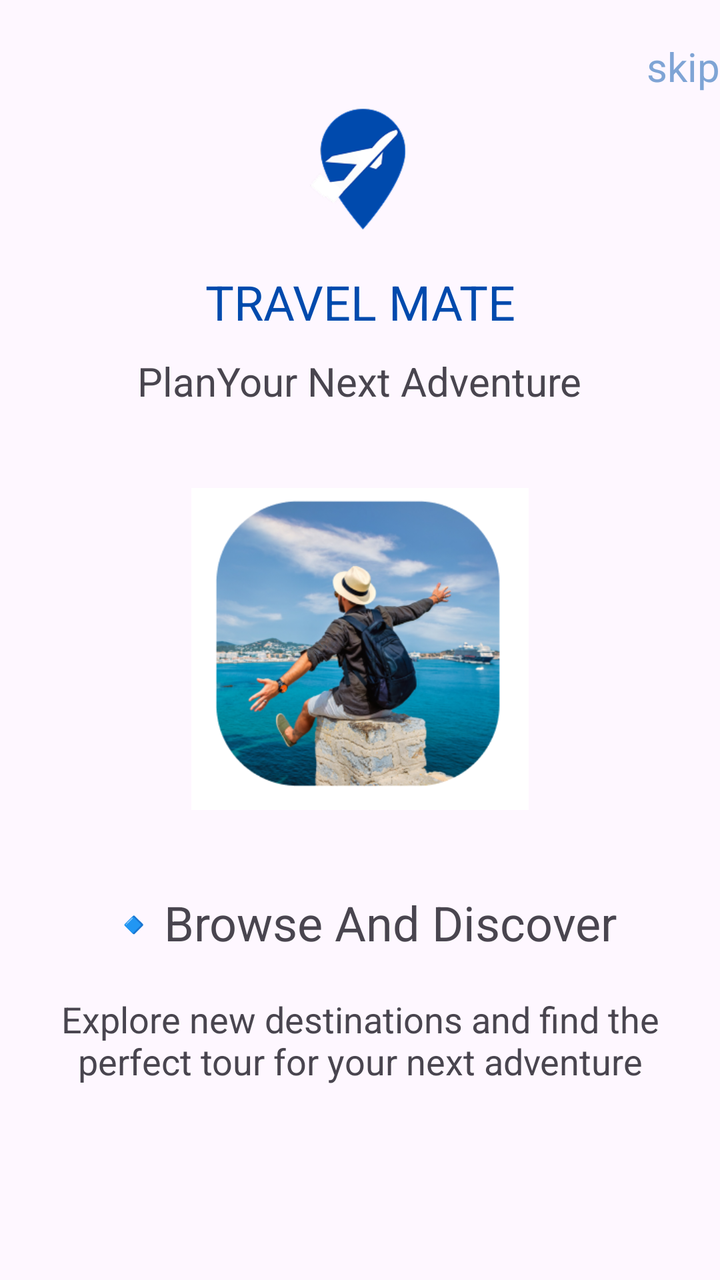
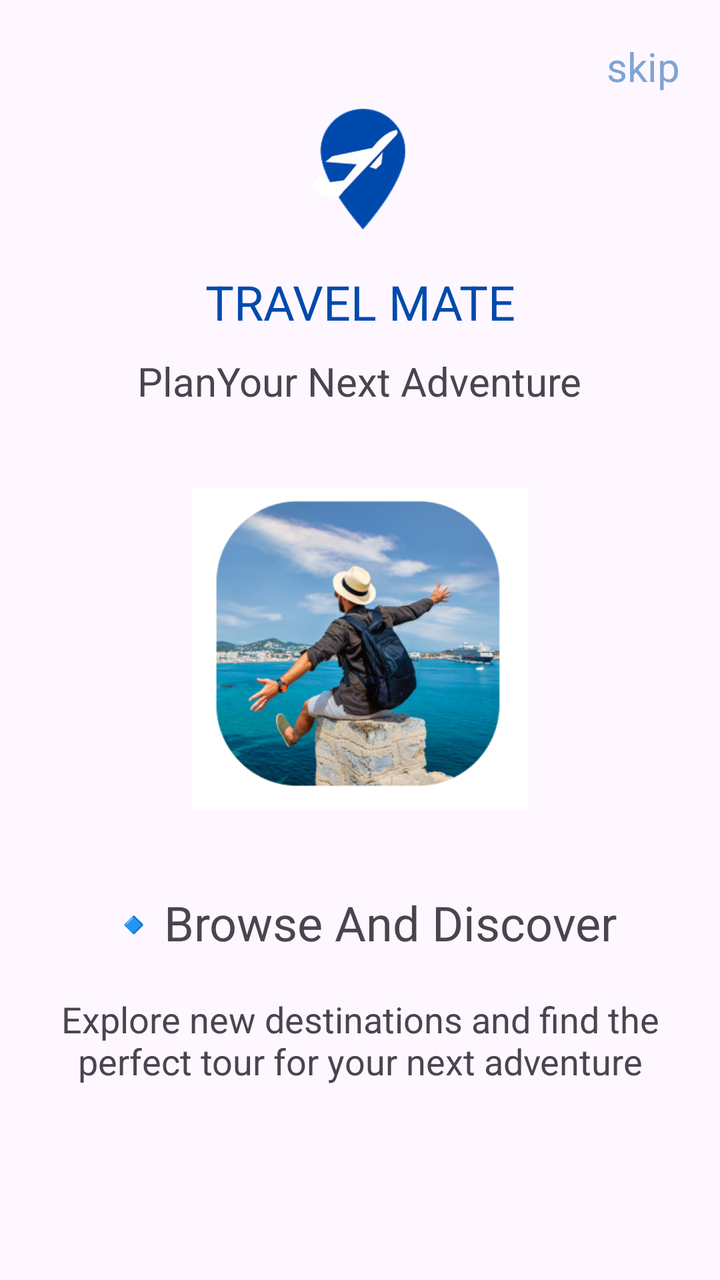

Two renders of the same Android screen: before a commit and after it. Below are the layout's source before the change and the commit's diff.
<!-- AndroidManifest.xml: application theme Theme.TravelMate -->
<!-- res/layout/activity_get_started1.xml -->
<?xml version="1.0" encoding="utf-8"?>
<androidx.constraintlayout.widget.ConstraintLayout xmlns:android="http://schemas.android.com/apk/res/android"
    xmlns:app="http://schemas.android.com/apk/res-auto"
    xmlns:tools="http://schemas.android.com/tools"
    android:id="@+id/main"
    android:layout_width="match_parent"
    android:layout_height="match_parent"
    tools:context=".GetStarted1">


    <LinearLayout
        android:layout_width="0dp"
        android:layout_height="wrap_content"
        android:orientation="vertical"
        app:layout_constraintTop_toTopOf="parent"
        app:layout_constraintStart_toStartOf="parent"
        app:layout_constraintEnd_toEndOf="parent"
        android:gravity="center"
        android:layout_marginTop="16dp">

        <TextView
            android:id="@+id/skip"
            android:layout_width="wrap_content"
            android:layout_height="wrap_content"
            android:layout_gravity="end"
            android:layout_marginLeft="10dp"
            android:layout_marginTop="10dp"
            android:text="skip"
            android:textColor="@color/colorSecondary"
            android:textSize="20sp" />

        <ImageView
            android:id="@+id/logo"
            android:layout_width="184dp"
            android:layout_height="78dp"
            android:layout_gravity="center"
            app:srcCompat="@drawable/logo" />

        <TextView
            android:id="@+id/travelmate"
            android:layout_width="wrap_content"
            android:layout_height="wrap_content"
            android:layout_marginTop="10dp"
            android:gravity="center"
            android:text="TRAVEL MATE"
            android:textColor="@color/colorPrimary"
            android:textSize="24sp" />

        <TextView
            android:id="@+id/Adventure"
            android:layout_width="wrap_content"
            android:layout_height="wrap_content"
            android:layout_marginTop="10dp"
            android:layout_marginBottom="40dp"
            android:gravity="center"
            android:text="PlanYour Next Adventure"
            android:textSize="20sp" />

        <ImageView
            android:id="@+id/mainimg"
            android:layout_width="260dp"
            android:layout_height="161dp"
            android:layout_marginBottom="40dp"
            app:srcCompat="@drawable/screen1" />

        <TextView
            android:id="@+id/topic"
            android:layout_width="wrap_content"
            android:layout_height="wrap_content"
            android:text="🔹Browse And Discover"
            android:textSize="24sp"
            android:gravity="center"/>

        <TextView
            android:id="@+id/description"
            android:layout_width="wrap_content"
            android:layout_height="wrap_content"
            android:layout_margin="20dp"
            android:gravity="center"
            android:text="Explore new destinations and find the perfect tour for your next adventure"
            android:textSize="18sp" />

        <Button
            android:id="@+id/Continue"
            android:layout_width="wrap_content"
            android:layout_height="wrap_content"
            android:layout_marginTop="100dp"
            android:backgroundTint="@color/colorPrimary"
            android:text="Continue"
            android:textColor="@color/white"
            android:textSize="18sp" />
    </LinearLayout>

</androidx.constraintlayout.widget.ConstraintLayout>
<!-- resources referenced by this layout -->
<resources>
  <color name="colorPrimary">#004AAD</color>
  <color name="colorSecondary">#7fa4d5</color>
  <color name="white">#FFFFFFFF</color>
  <!-- drawable logo: png bitmap (drawable, 8364 bytes) -->
  <!-- drawable screen1: png bitmap (drawable, 148641 bytes) -->
  <style name="Theme.TravelMate" parent="Base.Theme.TravelMate" />
  <style name="Base.Theme.TravelMate" parent="Theme.Material3.DayNight.NoActionBar">
          
          
      </style>
</resources>

<!-- the commit's change to res/layout/activity_get_started1.xml (unified diff, before → after) -->
@@ -23,8 +23,8 @@
             android:layout_width="wrap_content"
             android:layout_height="wrap_content"
             android:layout_gravity="end"
-            android:layout_marginLeft="10dp"
             android:layout_marginTop="10dp"
+            android:layout_marginRight="20dp"
             android:text="skip"
             android:textColor="@color/colorSecondary"
             android:textSize="20sp" />
